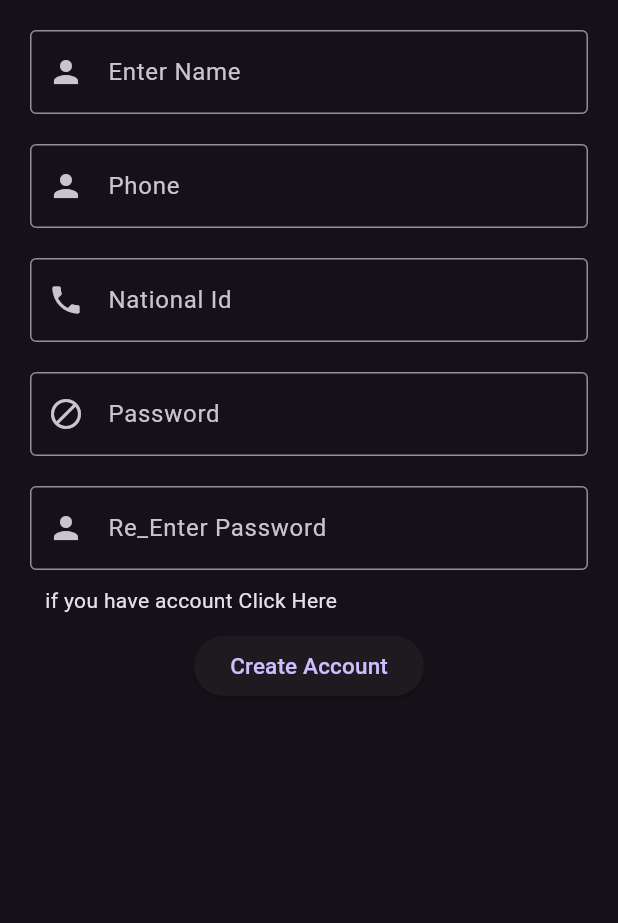
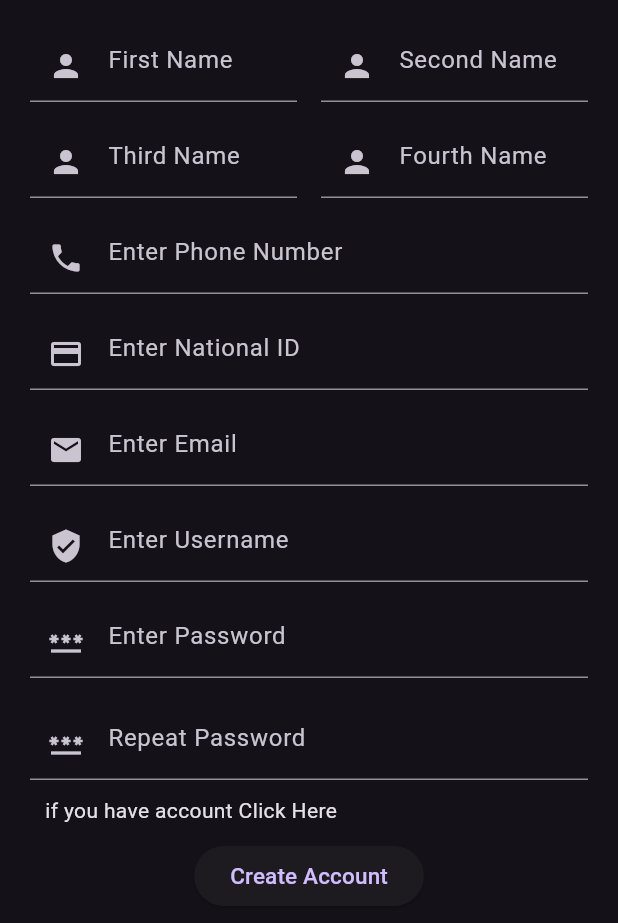
Before and after one commit to Hooota4/flutter_application_3, a Flutter app: the SingUp screen opened by its route, on a phone screen of 412 x 824 dp. Shown: the top 923 px of the screen. Run offline on Flutter 3.47's test engine with Material 2 defaults, Android fonts, the phone set to English and light mode, and no system bars; our stand-ins replace dio, flutter_riverpod, freezed_annotation, google_fonts, google_maps_flutter, riverpod_annotation; generated files the repository leaves out were written again.

Commit message:
working on registration + fixes

```diff
--- a/lib/auth/views/singup.dart
+++ b/lib/auth/views/singup.dart
@@ -1,13 +1,16 @@
 import 'package:flutter/material.dart';
+import 'package:flutter_application_3/auth/controller/auth.dart';
+import 'package:flutter_application_3/auth/models/user_model.dart';
+import 'package:flutter_riverpod/flutter_riverpod.dart';
 
-class SingUp extends StatefulWidget {
+class SingUp extends ConsumerStatefulWidget {
   const SingUp({Key? key}) : super(key: key);
 
   @override
-  State<SingUp> createState() => _SingUpState();
+  ConsumerState<SingUp> createState() => SingUpState();
 }
 
-class _SingUpState extends State<SingUp> {
+class SingUpState extends ConsumerState<SingUp> {
   @override
   Widget build(BuildContext context) {
     return Scaffold(
@@ -27,62 +30,80 @@ class _SingUpState extends State<SingUp> {
               child: Form(
                 child: Column(
                   children: [
+                    Row(
+                      mainAxisSize: MainAxisSize.min,
+                      children: [
+                        Expanded(
+                          child: TextFormField(
+                            decoration: const InputDecoration(prefixIcon: Icon(Icons.person), hintText: "First Name"),
+                          ),
+                        ),
+                        const SizedBox(width: 16),
+                        Expanded(
+                          child: TextFormField(
+                            decoration: const InputDecoration(prefixIcon: Icon(Icons.person), hintText: "Second Name"),
+                          ),
+                        ),
+                      ],
+                    ),
+                    const SizedBox(height: 16),
+
+                    Row(
+                      mainAxisSize: MainAxisSize.min,
+                      children: [
+                        Expanded(
+                          child: TextFormField(
+                            decoration: const InputDecoration(prefixIcon: Icon(Icons.person), hintText: "Third Name"),
+                          ),
+                        ),
+                        const SizedBox(width: 16),
+                        Expanded(
+                          child: TextFormField(
+                            decoration: const InputDecoration(prefixIcon: Icon(Icons.person), hintText: "Fourth Name"),
+                          ),
+                        ),
+                      ],
+                    ),
+
+                    const SizedBox(height: 16),
                     TextFormField(
-                    decoration: const InputDecoration(
-                        prefixIcon: Icon(Icons.person),
-                        hintText: "Enter Name",
-                        border: OutlineInputBorder(
-                            borderSide: BorderSide(width: 1))),
+                      decoration: const InputDecoration(prefixIcon: Icon(Icons.phone), hintText: "Enter Phone Number"),
                     ),
-                  const SizedBox(height: 20),
+                    const SizedBox(height: 16),
                     TextFormField(
-                    decoration: const InputDecoration(
-                        prefixIcon: Icon(Icons.person),
-                        hintText: "Phone",
-                        border: OutlineInputBorder(
-                            borderSide: BorderSide(width: 1))),
+                      decoration: const InputDecoration(prefixIcon: Icon(Icons.credit_card_outlined), hintText: "Enter National ID"),
                     ),
-                  const SizedBox(height: 20),
+                    const SizedBox(height: 16),
                     TextFormField(
-                    decoration: const InputDecoration(
-                        prefixIcon: Icon(Icons.phone),
-                        hintText: "National Id",
-                        border: OutlineInputBorder(
-                            borderSide: BorderSide(width: 1))),
+                      decoration: const InputDecoration(prefixIcon: Icon(Icons.email), hintText: "Enter Email"),
+                    ),
+                    const SizedBox(height: 16),
+                    TextFormField(
+                      decoration: const InputDecoration(prefixIcon: Icon(Icons.verified_user), hintText: "Enter Username"),
+                    ),
+                    const SizedBox(height: 16),
+                    TextFormField(
+                      obscureText: true,
+                      decoration: const InputDecoration(prefixIcon: Icon(Icons.password), hintText: "Enter Password"),
                     ),
                     const SizedBox(height: 20),
                     TextFormField(
                       obscureText: true,
-                    decoration: const InputDecoration(
-                        prefixIcon: Icon(Icons.block),
-                        hintText: "Password",
-                        border: OutlineInputBorder(
-                            borderSide: BorderSide(width: 1))),
-                  ),
-                  SizedBox(height: 20),
-                  TextFormField(
-                    obscureText: true,
-                    decoration: const InputDecoration(
-                        prefixIcon: Icon(Icons.person),
-                        hintText: "Re_Enter Password",
-                        border: OutlineInputBorder(
-                            borderSide: BorderSide(width: 1))),
+                      decoration: const InputDecoration(prefixIcon: Icon(Icons.password), hintText: "Repeat Password"),
                     ),
 
                     Container(
                       margin: const EdgeInsets.all(10),
-                      child: Row(children: [
+                      child: Row(
+                        children: [
                           const Text("if you have account "),
                           InkWell(
-                          onTap: () {
-                            Navigator.of(context).pushNamed("login");
-                          },
-                          child: const Text(
-                            "Click Here",
-                            // style: TextStyle(color:Color.fromARGB(255, 10, 138, 243)),
+                            onTap: () => Navigator.of(context).pushNamed("login"),
+                            child: const Text("Click Here"),
+                          ),
+                        ],
                       ),
                     ),
-                      ])),
 
                     //SizedBox(
                     // height: MediaQuery.of(context).size.height,
@@ -97,16 +118,30 @@ class _SingUpState extends State<SingUp> {
                       //   foregroundColor: Colors.white,
                       // ),
                       onPressed: () {
+                        ref.read(authControllerProvider.notifier).register(const User(
+                              first_name: "first_name",
+                              second_name: "second_name",
+                              thired_name: "thired_name",
+                              forth_name: "forth_name",
+                              national_number: "456456456456456",
+                              phone: "456456456456",
+                              email: "email@mail.com",
+                              username: "username",
+                              password: "password",
+                              state: "state",
+                              city: "city",
+                            ));
                         Navigator.of(context).pushNamed("homepage");
                       },
                       child: const Text(
                         "Create Account",
                         style: TextStyle(fontSize: 15),
                       ),
-                  )
+                    ),
                     // ),
                   ],
-              )),
+                ),
+              ),
             ),
           ],
         ),
```
Lines whose indentation alone changed are shown as unchanged.
